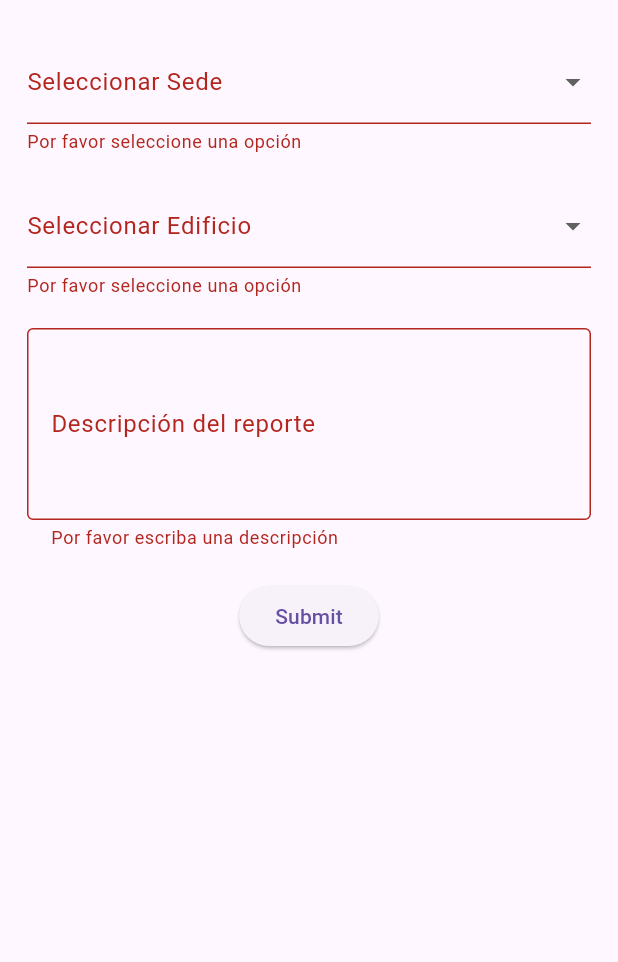
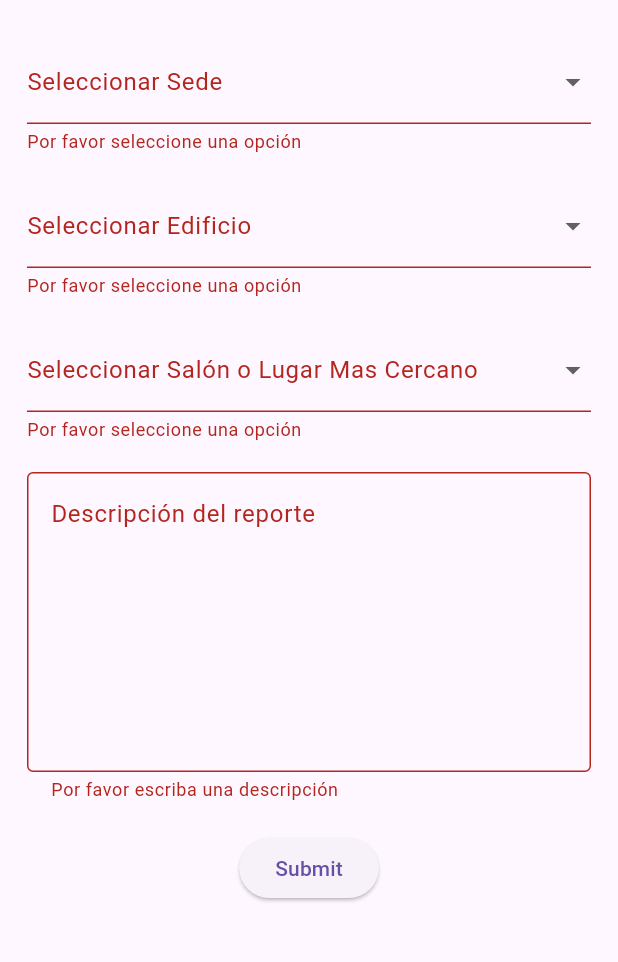
Before and after one commit to igrisdev/reportes_unimayor, a Flutter app: the CreateReportUserScreen screen opened directly, after a tap on "Submit", on a phone screen of 412 x 824 dp, the part 59-1021 px from its top. Run offline on Flutter 3.47's test engine with Material 3 defaults, Android fonts, the phone set to English and light mode, and no system bars; our stand-ins replace google_fonts.

Commit message:
Add location selection dropdown to CreateReportUserScreen and adjust padding in HistoryUserScreen

```diff
--- a/lib/screens/users/create_report_user_screen.dart
+++ b/lib/screens/users/create_report_user_screen.dart
@@ -12,11 +12,16 @@ class _CreateReportUserScreenState extends State<CreateReportUserScreen> {
   final _formKey = GlobalKey<FormState>();
 
   final List<String> _headquarters = ['Bicentenario', 'Encarnación'];
-
   final List<String> _buildings = ['Edificio 1'];
+  // final List<String> _rooms = ['Salón 201', 'Salon 202'];
+  final List<Map<String, String>> _locations = [
+    {'idLocation': '1', 'location': 'Salón 201'},
+    {'idLocation': '2', 'location': 'Salón 202'},
+  ];
 
   String? _selectedHeadquarter;
   String? _selectedBuilding;
+  String? _selectedLocation;
   String? _description;
 
   @override
@@ -74,10 +79,35 @@ class _CreateReportUserScreenState extends State<CreateReportUserScreen> {
                 },
               ),
               const SizedBox(height: 20),
+              DropdownButtonFormField(
+                value: _selectedLocation,
+                decoration: const InputDecoration(
+                  labelText: 'Seleccionar Salón o Lugar Mas Cercano',
+                ),
+                items: _locations.map((location) {
+                  return DropdownMenuItem(
+                    value: location['idLocation'],
+                    child: Text(location['location']!),
+                  );
+                }).toList(),
+                onChanged: (value) {
+                  setState(() {
+                    _selectedLocation = value;
+                  });
+                },
+                validator: (value) {
+                  if (value == null || value.isEmpty) {
+                    return 'Por favor seleccione una opción';
+                  }
+                  return null;
+                },
+              ),
+              const SizedBox(height: 20),
               TextFormField(
-                maxLines: 4,
+                maxLines: 7,
                 decoration: const InputDecoration(
                   labelText: 'Descripción del reporte',
+                  alignLabelWithHint: true,
                   border: OutlineInputBorder(),
                 ),
                 onChanged: (value) {
--- a/lib/screens/users/history_user_screen.dart
+++ b/lib/screens/users/history_user_screen.dart
@@ -15,7 +15,12 @@ class HistoryUserScreen extends StatelessWidget {
       appBar: AppBarUser(),
       drawer: DrawerUser(context: context),
       body: Padding(
-        padding: const EdgeInsets.only(left: 18, right: 18, top: 10),
+        padding: const EdgeInsets.only(
+          left: 18,
+          right: 18,
+          top: 10,
+          bottom: 10,
+        ),
         child: ListView(
           children: [
             Text(
```
